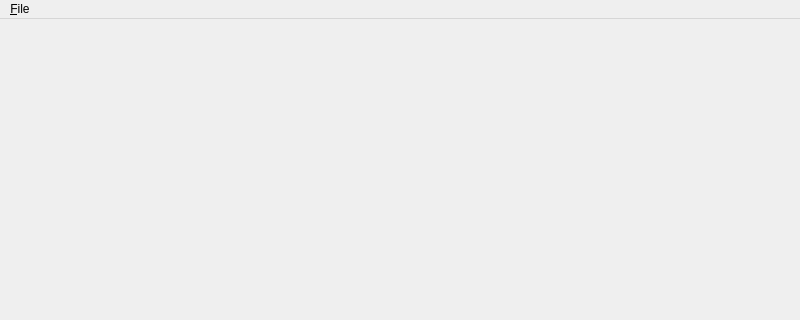
The window that src/client/dungeonclientwindow.ui (smacdo/Dungeon-Crawler) describes before a commit, drawn with Qt 5; both pictures show x 0 to 800 and y 0 to 320 of the 800 by 600 pixel window.
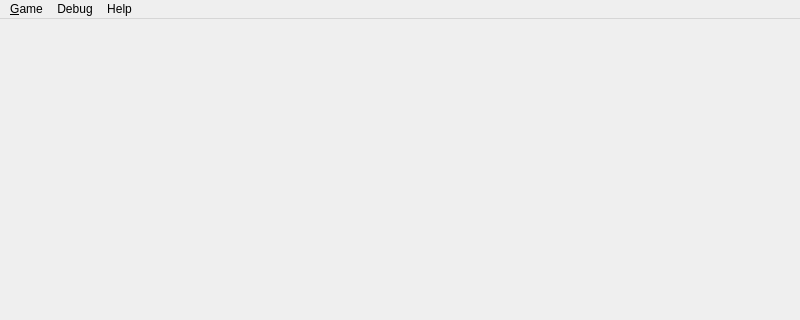
The same window after the commit.

What changed in the file:
```diff
--- a/src/client/dungeonclientwindow.ui
+++ b/src/client/dungeonclientwindow.ui
@@ -25,11 +25,33 @@
    </property>
    <widget class="QMenu" name="menu_File">
     <property name="title">
-     <string>&amp;File</string>
+     <string>&amp;Game</string>
     </property>
     <addaction name="actionE_xit"/>
+    <addaction name="separator"/>
+    <addaction name="actionSave"/>
+    <addaction name="actionLoad"/>
+    <addaction name="separator"/>
+    <addaction name="actionE_xit_2"/>
+   </widget>
+   <widget class="QMenu" name="menuDebug">
+    <property name="title">
+     <string>Debug</string>
+    </property>
+   </widget>
+   <widget class="QMenu" name="menuHelp">
+    <property name="title">
+     <string>Help</string>
+    </property>
+    <addaction name="actionContents"/>
+    <addaction name="actionWebsite"/>
+    <addaction name="separator"/>
+    <addaction name="actionAbout_Dungeon_Crawler"/>
+    <addaction name="actionAbout_Qt"/>
    </widget>
    <addaction name="menu_File"/>
+   <addaction name="menuDebug"/>
+   <addaction name="menuHelp"/>
   </widget>
   <widget class="QStatusBar" name="statusbar"/>
   <action name="actionE_xit">
```
Left out of the diff: 50 changed lines with no effect on the pictures.
